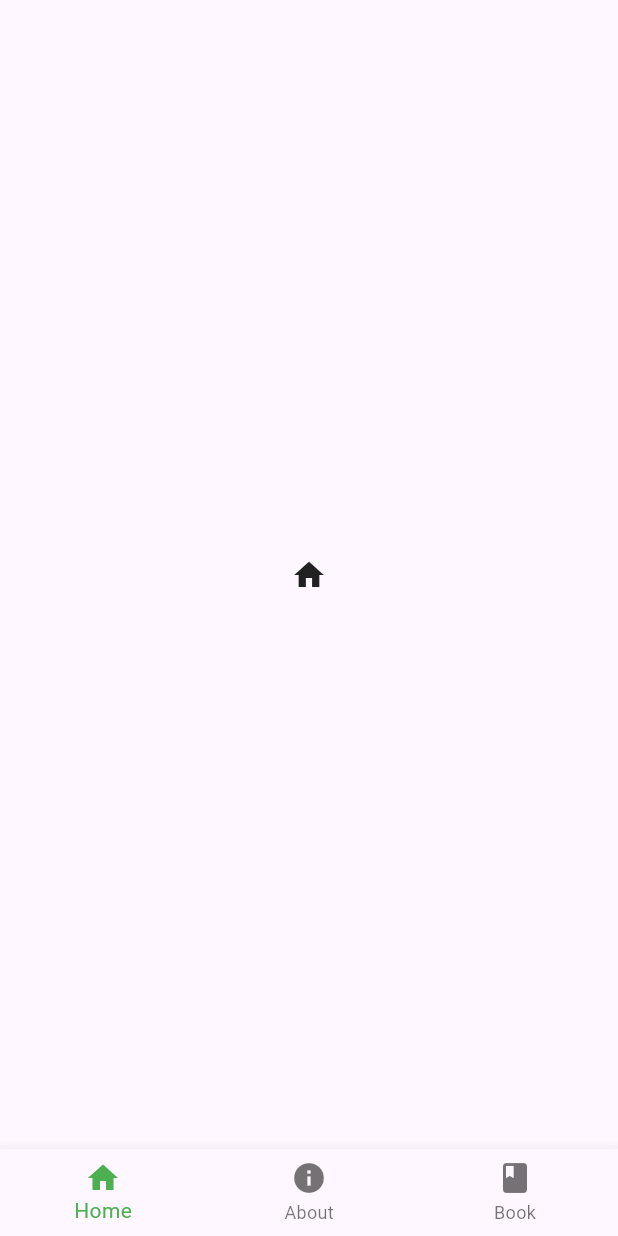
After one commit to waqasyahya/first_project, a Flutter app: the BottomBar1 screen opened directly, on a phone screen of 412 x 824 dp. The commit adds this screen. Run offline on Flutter 3.47's test engine with Material 3 defaults, Android fonts, the phone set to English and light mode, and no system bars; our stand-ins replace flutter_svg.

Commit message:
first commit

```diff
--- /dev/null
+++ b/lib/bottombar.dart
@@ -0,0 +1,74 @@
+import 'package:flutter/material.dart';
+
+class HomeIcon extends StatelessWidget {
+  @override
+  Widget build(BuildContext context) {
+    return Icon(Icons.home);
+  }
+}
+
+class AboutIcon extends StatelessWidget {
+  @override
+  Widget build(BuildContext context) {
+    return Icon(Icons.info);
+  }
+}
+
+class BookIcon extends StatelessWidget {
+  @override
+  Widget build(BuildContext context) {
+    return Icon(Icons.book);
+  }
+}
+
+class BottomBar1 extends StatefulWidget {
+  const BottomBar1({Key? key}) : super(key: key);
+
+  @override
+  _BottomBar1State createState() => _BottomBar1State();
+}
+
+class _BottomBar1State extends State<BottomBar1> {
+  int _selectedIndex = 0;
+
+  // Remove const from this list
+  static List<Widget> _widgetOptions = <Widget>[
+    HomeIcon(),
+    AboutIcon(),
+    BookIcon(),
+  ];
+
+  void _onItemTapped(int index) {
+    setState(() {
+      _selectedIndex = index;
+    });
+  }
+
+  @override
+  Widget build(BuildContext context) {
+    return Scaffold(
+      body: Center(
+        child: _widgetOptions.elementAt(_selectedIndex),
+      ),
+      bottomNavigationBar: BottomNavigationBar(
+        items: const <BottomNavigationBarItem>[
+          BottomNavigationBarItem(
+            icon: Icon(Icons.home),
+            label: 'Home',
+          ),
+          BottomNavigationBarItem(
+            icon: Icon(Icons.info),
+            label: 'About',
+          ),
+          BottomNavigationBarItem(
+            icon: Icon(Icons.book),
+            label: 'Book',
+          ),
+        ],
+        currentIndex: _selectedIndex,
+        selectedItemColor: Colors.green,
+        onTap: _onItemTapped,
+      ),
+    );
+  }
+}
--- a/lib/main.dart
+++ b/lib/main.dart
@@ -1,19 +1,30 @@
 import 'package:flutter/material.dart';
 import 'package:islame2/waqas.dart';
-
+import 'package:islame2/header.dart';
+import 'package:islame2/bottombar.dart';
 
 void main() {
   runApp(MyApp());
 }
 
 class MyApp extends StatelessWidget {
-  const MyApp({super.key});
+  const MyApp({Key? key});
 
   @override
   Widget build(BuildContext context) {
     return MaterialApp(
       debugShowCheckedModeBanner: false,
-      home: waqas(),
+      home: Scaffold(
+        body: Column(
+          children: [
+            Expanded(
+              child: header(), // Your header widget
+            ),
+            Expanded(child: BottomBar1())
+            // MyBottomNavigationBar(), // Your bottom navigation bar widget
+          ],
+        ),
+      ),
     );
   }
 }
--- a/pubspec.yaml
+++ b/pubspec.yaml
@@ -63,6 +63,7 @@ flutter:
   assets:
     - assets/logo3.png
     - assets/icon/house.svg
+    - assets/icon/list.svg
 
   # An image asset can refer to one or more resolution-specific "variants", see
   # https://flutter.dev/assets-and-images/#resolution-aware
```
Also changed, not shown: lib/header.dart (added, +36 -0 lines), lib/waqas.dart (+7 -2 lines), assets/icon/list.svg (added).
